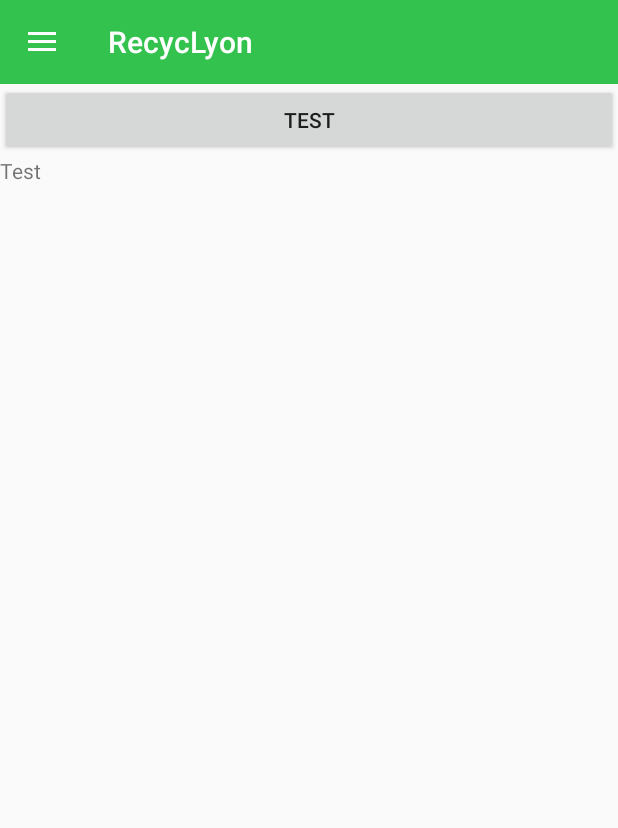
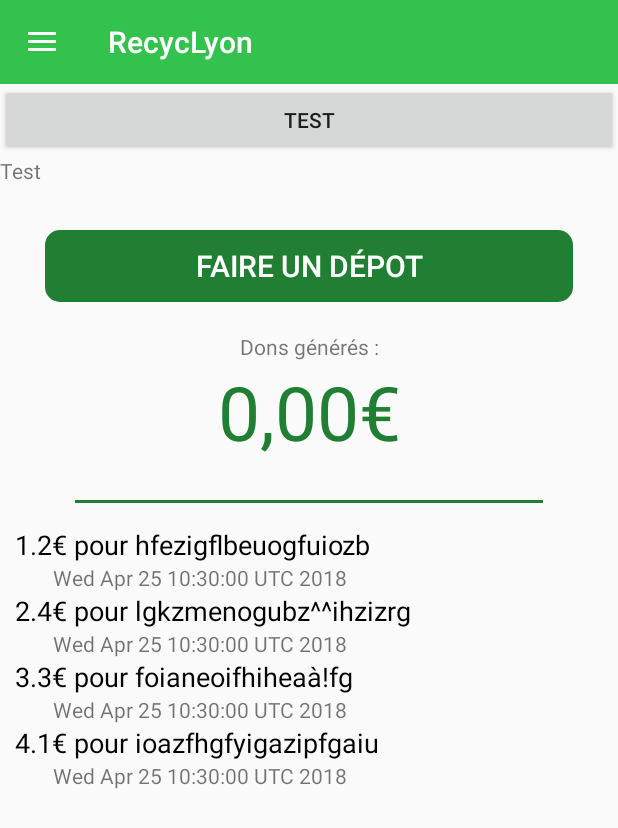
Before and after one commit to R0ma1nG/PLD-SMART, an Android app: the screen it shows after launch (HomeActivity), after a tap on "TEST", on a phone screen of 412 x 824 dp. Shown: the top 828 px of the screen. Run offline under Robolectric (Android 15) with nearby library versions, the phone set to English and light mode, and no system bars; libraries missing offline, so code that uses them is left out: com.squareup.okhttp; 4 statements that could not run were skipped.

Commit message:
Post requests, Home page

```diff
--- a/android/app/src/main/java/com/h4413/recyclyon/Activities/Connection/ChooseAssociationActivity.java
+++ b/android/app/src/main/java/com/h4413/recyclyon/Activities/Connection/ChooseAssociationActivity.java
@@ -13,6 +13,7 @@ import android.widget.Button;
 import android.widget.TextView;
 
 import com.google.gson.Gson;
+import com.h4413.recyclyon.Adapters.ChooseAssociationRecyclerViewAdapter;
 import com.h4413.recyclyon.Model.Association;
 import com.h4413.recyclyon.R;
 
--- a/android/app/src/main/java/com/h4413/recyclyon/Activities/HomeActivity.java
+++ b/android/app/src/main/java/com/h4413/recyclyon/Activities/HomeActivity.java
@@ -5,29 +5,40 @@ import android.support.v4.widget.DrawerLayout;
 import android.support.v7.app.ActionBarDrawerToggle;
 import android.support.v7.app.AppCompatActivity;
 import android.os.Bundle;
+import android.support.v7.widget.LinearLayoutManager;
+import android.support.v7.widget.RecyclerView;
 import android.support.v7.widget.Toolbar;
-import android.util.Log;
 import android.view.View;
 import android.widget.Button;
 import android.widget.TextView;
 import android.widget.Toast;
 
+import com.h4413.recyclyon.Adapters.ChooseAssociationRecyclerViewAdapter;
+import com.h4413.recyclyon.Adapters.HistoricRecyclerViewAdapter;
 import com.h4413.recyclyon.Listeners.NavigationItemSelectedListener;
+import com.h4413.recyclyon.Model.Historic;
+import com.h4413.recyclyon.Model.HistoricEntry;
 import com.h4413.recyclyon.Model.User;
 import com.h4413.recyclyon.R;
 import com.h4413.recyclyon.Utilities.HttpClient;
 import com.h4413.recyclyon.Utilities.NetworkAccess;
 import com.h4413.recyclyon.Utilities.Routes;
 
-import org.json.JSONArray;
+import org.json.JSONException;
 import org.json.JSONObject;
 
-import java.util.concurrent.ExecutionException;
+import java.util.Date;
 
 public class HomeActivity extends AppCompatActivity {
 
     private TextView mText;
     private Button mButton;
+
+    private Button mDepotButton;
+    private TextView mDonationsText;
+    private RecyclerView mHstoricRecyclerView;
+    private RecyclerView.LayoutManager mLayoutManager;
+    private RecyclerView.Adapter mAdapter;
 
     private User mUser;
 
@@ -39,10 +50,43 @@ public class HomeActivity extends AppCompatActivity {
 
         mText = (TextView) findViewById(R.id.home_activity_test);
         mButton = (Button) findViewById(R.id.home_activity_button);
+        mDonationsText = (TextView) findViewById(R.id.home_activity_donations_text);
+        mDepotButton = (Button) findViewById(R.id.home_activity_depot_btn);
+        mHstoricRecyclerView = (RecyclerView) findViewById(R.id.home_activity_recyclerView);
+
+        mHstoricRecyclerView.setHasFixedSize(true);
+        // use a linear layout manager
+        mLayoutManager = new LinearLayoutManager(this);
+        mHstoricRecyclerView.setLayoutManager(mLayoutManager);
+        // specify an adapter (see also next example)
+
+        Historic historic = new Historic();
+        historic.depots.add(new HistoricEntry(new Date(), 1.2f, "hfezigflbeuogfuiozb"));
+        historic.depots.add(new HistoricEntry(new Date(), 2.4f, "lgkzmenogubz^^ihzizrg"));
+        historic.depots.add(new HistoricEntry(new Date(), 3.3f, "foianeoifhiheaà!fg"));
+        historic.depots.add(new HistoricEntry(new Date(), 4.1f, "ioazfhgfyigazipfgaiu"));
+        mAdapter = new HistoricRecyclerViewAdapter(historic);
+        mHstoricRecyclerView.setAdapter(mAdapter);
+
+
         mButton.setOnClickListener(new View.OnClickListener() {
             @Override
             public void onClick(View v) {
-                HttpClient.GET(Routes.AllUsers, HomeActivity.this, new HttpClient.OnResponseCallback() {
+                /*HttpClient.GET(Routes.AllUsers, HomeActivity.this, new HttpClient.OnResponseCallback() {
+                    @Override
+                    public void onJSONResponse(int statusCode, JSONObject response) {
+                        mText.setText(response.toString());
+                        Toast.makeText(getApplicationContext(), String.valueOf(statusCode), Toast.LENGTH_LONG).show();
+                    }
+                });*/
+                JSONObject obj = new JSONObject();
+                try {
+                    obj.put("mail", "papy@gmail.com");
+                    obj.put("motDePasse", "papypwdd");
+                } catch (JSONException e) {
+                    e.printStackTrace();
+                }
+                HttpClient.POST(Routes.Login, obj.toString(), HomeActivity.this, new HttpClient.OnResponseCallback() {
                     @Override
                     public void onJSONResponse(int statusCode, JSONObject response) {
                         mText.setText(response.toString());
--- a/android/app/src/main/java/com/h4413/recyclyon/Activities/Connection/ChooseAssociationRecyclerViewAdapter.java
+++ b/android/app/src/main/java/com/h4413/recyclyon/Adapters/ChooseAssociationRecyclerViewAdapter.java
@@ -1,4 +1,4 @@
-package com.h4413.recyclyon.Activities.Connection;
+package com.h4413.recyclyon.Adapters;
 
 import android.support.v7.widget.RecyclerView;
 import android.view.LayoutInflater;
@@ -8,6 +8,7 @@ import android.widget.ImageView;
 import android.widget.LinearLayout;
 import android.widget.TextView;
 
+import com.h4413.recyclyon.Activities.Connection.AssociationAdapterCallback;
 import com.h4413.recyclyon.Model.Association;
 import com.h4413.recyclyon.Utilities.DownLoadImageTask;
 
@@ -47,7 +48,7 @@ public class ChooseAssociationRecyclerViewAdapter extends RecyclerView.Adapter<C
     @Override
     public ChooseAssociationRecyclerViewAdapter.ViewHolder onCreateViewHolder(ViewGroup parent, int viewType) {
         final LayoutInflater inflater = LayoutInflater.from(parent.getContext());
-        View v = inflater.inflate(R.layout.choose_association_view, parent, false);
+        View v = inflater.inflate(R.layout.view_choose_association_item, parent, false);
         ViewHolder vh = new ViewHolder(v);
         return vh;
     }
--- /dev/null
+++ b/android/app/src/main/java/com/h4413/recyclyon/Adapters/HistoricRecyclerViewAdapter.java
@@ -0,0 +1,58 @@
+package com.h4413.recyclyon.Adapters;
+
+import android.support.v7.widget.RecyclerView;
+import android.view.LayoutInflater;
+import android.view.View;
+import android.view.ViewGroup;
+import android.widget.TextView;
+
+import com.h4413.recyclyon.Model.Historic;
+import com.h4413.recyclyon.Model.HistoricEntry;
+import com.h4413.recyclyon.R;
+
+public class HistoricRecyclerViewAdapter extends RecyclerView.Adapter<HistoricRecyclerViewAdapter.ViewHolder> {
+
+    private Historic mDataset;
+
+    // Provide a reference to the views for each data item
+    // Complex data items may need more than one view per item, and
+    // you provide access to all the views for a data item in a view holder
+    public static class ViewHolder extends RecyclerView.ViewHolder {
+        // each data item is just a string in this case
+        public TextView mTitle;
+        public TextView mDescription;
+
+        public ViewHolder(final View v) {
+            super(v);
+            mTitle = (TextView) itemView.findViewById(R.id.historic_view_infos);
+            mDescription = (TextView) itemView.findViewById(R.id.historic_view_description);
+        }
+    }
+
+    // Provide a suitable constructor (depends on the kind of dataset)
+    public HistoricRecyclerViewAdapter(Historic dataset) {
+        mDataset = dataset;
+    }
+
+    // Create new views (invoked by the layout manager)
+    @Override
+    public HistoricRecyclerViewAdapter.ViewHolder onCreateViewHolder(ViewGroup parent, int viewType) {
+        final LayoutInflater inflater = LayoutInflater.from(parent.getContext());
+        View v = inflater.inflate(R.layout.view_historic_item, parent, false);
+        ViewHolder vh = new ViewHolder(v);
+        return vh;
+    }
+
+    // Replace the contents of a view (invoked by the layout manager)
+    @Override
+    public void onBindViewHolder(ViewHolder holder, final int position) {
+        HistoricEntry entry = mDataset.depots.get(position);
+        holder.mTitle.setText(String.valueOf(entry.montant)+"€ pour "+entry.idAssoc);
+        holder.mDescription.setText(entry.date.toString());
+    }
+
+    @Override
+    public int getItemCount() {
+        return mDataset.depots.size();
+    }
+}
--- /dev/null
+++ b/android/app/src/main/java/com/h4413/recyclyon/Model/Historic.java
@@ -0,0 +1,14 @@
+package com.h4413.recyclyon.Model;
+
+import java.io.Serializable;
+import java.util.ArrayList;
+import java.util.Date;
+import java.util.List;
+
+public class Historic implements Serializable{
+    public List<HistoricEntry> depots;
+
+    public Historic() {
+        depots = new ArrayList<>();
+    }
+}
--- /dev/null
+++ b/android/app/src/main/java/com/h4413/recyclyon/Model/HistoricEntry.java
@@ -0,0 +1,16 @@
+package com.h4413.recyclyon.Model;
+
+import java.io.Serializable;
+import java.util.Date;
+
+public class HistoricEntry implements Serializable {
+    public Date date;
+    public float montant;
+    public String idAssoc;
+
+    public HistoricEntry(Date date, float montant, String idAssoc) {
+        this.date = date;
+        this.montant = montant;
+        this.idAssoc = idAssoc;
+    }
+}
--- a/android/app/src/main/java/com/h4413/recyclyon/Utilities/HttpClient.java
+++ b/android/app/src/main/java/com/h4413/recyclyon/Utilities/HttpClient.java
@@ -1,11 +1,12 @@
 package com.h4413.recyclyon.Utilities;
 
 import android.app.Activity;
-import android.util.Log;
 
 import com.squareup.okhttp.Callback;
+import com.squareup.okhttp.MediaType;
 import com.squareup.okhttp.OkHttpClient;
 import com.squareup.okhttp.Request;
+import com.squareup.okhttp.RequestBody;
 import com.squareup.okhttp.Response;
 
 import org.json.JSONArray;
@@ -41,11 +42,52 @@ public class HttpClient {
                 final String text = response.body().string();
                 final int statusCode = response.code();
 
-                Log.i("GET Request", String.valueOf(statusCode));
-                Log.i("GET Request", text);
+                Object json = null;
+                try {
+                    json = new JSONTokener(text).nextValue();
+                    JSONObject obj = new JSONObject();
+                    if (json instanceof JSONObject) {
+                        obj = new JSONObject(text);
+                    }
+                    else if (json instanceof JSONArray) {
+                        obj.putOpt("data", new JSONArray(text));
+                    }
+                    final JSONObject finalObj = obj;
+                    activity.runOnUiThread(new Runnable() {
 
-                //Gson gson = new Gson();
-                //JSONObject object = gson.fromJson(text, JSONObject.class);
+                        @Override
+                        public void run() {
+                            callback.onJSONResponse(statusCode, finalObj);
+                        }
+                    });
+
+                } catch (JSONException e) {
+                    e.printStackTrace();
+                }
+            }
+        });
+    }
+
+    public static void POST(String relativePath, String body, final Activity activity, final OnResponseCallback callback) {
+        OkHttpClient mClient = new OkHttpClient();
+        MediaType JSON_TYPE = MediaType.parse("application/json");
+        Request myGetRequest = new Request.Builder()
+                .url("http://"+SERVER_IP+":"+SERVER_PORT+relativePath)
+                .addHeader("Content-Type", "application/json")
+                .post(RequestBody.create(JSON_TYPE, body))
+                .build();
+
+        mClient.newCall(myGetRequest).enqueue(new Callback() {
+            @Override
+            public void onFailure(Request request, IOException e) {
+
+            }
+
+            @Override
+            public void onResponse(Response response) throws IOException {
+                final String text = response.body().string();
+                final int statusCode = response.code();
+
                 Object json = null;
                 try {
                     json = new JSONTokener(text).nextValue();
--- a/android/app/src/main/java/com/h4413/recyclyon/Utilities/Routes.java
+++ b/android/app/src/main/java/com/h4413/recyclyon/Utilities/Routes.java
@@ -2,4 +2,5 @@ package com.h4413.recyclyon.Utilities;
 
 public class Routes {
     public static String AllUsers  = "/api/users";
+    public static String Login = "/login";
 }
--- a/android/app/src/main/res/layout/content_home.xml
+++ b/android/app/src/main/res/layout/content_home.xml
@@ -14,7 +14,47 @@
     <TextView
         android:id="@+id/home_activity_test"
         android:layout_width="match_parent"
-        android:layout_height="match_parent"
+        android:layout_height="wrap_content"
         android:text="Test"/>
 
+    <Button
+        android:layout_width="match_parent"
+        android:layout_height="wrap_content"
+        android:id="@+id/home_activity_depot_btn"
+        style="@style/ButtonTheme"
+        android:layout_marginStart="30dp"
+        android:layout_marginEnd="30dp"
+        android:layout_marginTop="30dp"
+        android:layout_marginBottom="20dp"
+        android:text="@string/home_depot_button"
+        android:textSize="20sp"/>
+
+    <TextView
+        android:layout_width="match_parent"
+        android:layout_height="wrap_content"
+        android:text="@string/home_infos_donations"
+        android:gravity="center"/>
+
+    <TextView
+        android:id="@+id/home_activity_donations_text"
+        android:layout_width="match_parent"
+        android:layout_height="wrap_content"
+        android:text="@string/home_donations"
+        android:gravity="center"
+        android:textSize="50sp"
+        android:textColor="@color/secondaryColor"
+        android:layout_marginBottom="20dp"/>
+
+    <View
+        style="@style/HorizontalSeparator"/>
+
+    <android.support.v7.widget.RecyclerView
+        xmlns:android="http://schemas.android.com/apk/res/android"
+        android:id="@+id/home_activity_recyclerView"
+        android:layout_width="match_parent"
+        android:layout_height="match_parent"
+        android:layout_marginStart="10dp"
+        android:layout_marginEnd="10dp"
+        android:layout_marginTop="10dp"/>
+
 </LinearLayout>
--- /dev/null
+++ b/android/app/src/main/res/layout/view_historic_item.xml
@@ -0,0 +1,29 @@
+<?xml version="1.0" encoding="utf-8"?>
+<LinearLayout
+    xmlns:android="http://schemas.android.com/apk/res/android"
+    android:orientation="horizontal" android:layout_width="match_parent"
+    android:layout_height="wrap_content">
+
+    <LinearLayout
+        android:layout_width="match_parent"
+        android:layout_height="wrap_content"
+        android:orientation="vertical">
+        <TextView
+            android:id="@+id/historic_view_infos"
+            android:layout_width="match_parent"
+            android:layout_height="wrap_content"
+            android:text="Title"
+            android:gravity="left"
+            android:textSize="18sp"
+            android:textColor="@color/primaryTextColor"/>
+
+        <TextView
+            android:id="@+id/historic_view_description"
+            android:layout_width="match_parent"
+            android:layout_height="wrap_content"
+            android:text="Description"
+            android:gravity="left"
+            android:layout_marginStart="25dp"/>
+    </LinearLayout>
+
+</LinearLayout>
--- a/android/app/src/main/res/values/strings.xml
+++ b/android/app/src/main/res/values/strings.xml
@@ -61,4 +61,9 @@
     <string name="nav_header_name">Matthieu Valvin</string>
 
     <string name="changeProfile">Modifier mon profil</string>
+
+
+    <string name="home_infos_donations">Dons générés : </string>
+    <string name="home_depot_button">Faire un dépot</string>
+    <string name="home_donations">0,00€</string>
 </resources>
--- a/android/app/src/main/res/values/styles.xml
+++ b/android/app/src/main/res/values/styles.xml
@@ -40,8 +40,8 @@
     </style>
 
     <style name="HorizontalSeparator">
-        <item name="android:layout_marginStart">40dp</item>
-        <item name="android:layout_marginEnd">40dp</item>
+        <item name="android:layout_marginStart">50dp</item>
+        <item name="android:layout_marginEnd">50dp</item>
         <item name="android:background">@color/secondaryColor</item>
         <item name="android:layout_width">match_parent</item>
         <item name="android:layout_height">2dp</item>
```
Also changed, not shown: android/app/src/main/res/layout/view_choose_association_item.xml (renamed from android/app/src/main/res/layout/choose_association_view.xml).
